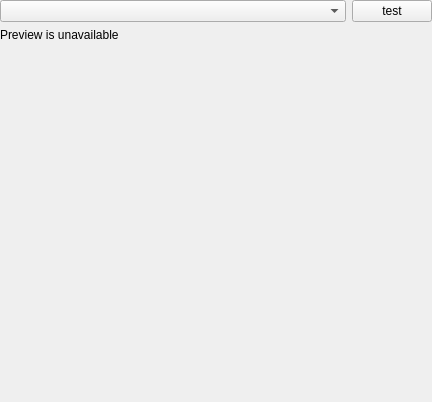
Qt form plugins/kineticpopups/src/settings/popupappearance.ui (euroelessar/qutim) before a commit.
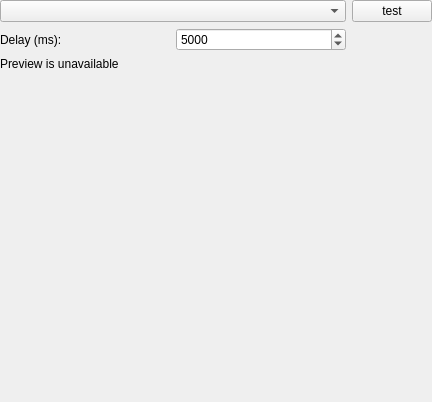
The same form after that commit.

Commit message: [kineticpopups] added delay settings

Patch:
```diff
--- a/plugins/kineticpopups/src/settings/popupappearance.ui
+++ b/plugins/kineticpopups/src/settings/popupappearance.ui
@@ -23,16 +23,6 @@
    <property name="margin">
     <number>0</number>
    </property>
-   <item row="0" column="0" colspan="2">
-    <widget class="QComboBox" name="comboBox">
-     <property name="sizePolicy">
-      <sizepolicy hsizetype="Expanding" vsizetype="Fixed">
-       <horstretch>0</horstretch>
-       <verstretch>0</verstretch>
-      </sizepolicy>
-     </property>
-    </widget>
-   </item>
    <item row="0" column="2">
     <widget class="QPushButton" name="pushButton">
      <property name="sizePolicy">
@@ -46,7 +36,7 @@
      </property>
     </widget>
    </item>
-   <item row="2" column="0">
+   <item row="6" column="0">
     <spacer name="verticalSpacer">
      <property name="orientation">
       <enum>Qt::Vertical</enum>
@@ -59,7 +49,43 @@
      </property>
     </spacer>
    </item>
-   <item row="1" column="0">
+   <item row="0" column="0" colspan="2">
+    <widget class="QComboBox" name="comboBox">
+     <property name="sizePolicy">
+      <sizepolicy hsizetype="Expanding" vsizetype="Fixed">
+       <horstretch>0</horstretch>
+       <verstretch>0</verstretch>
+      </sizepolicy>
+     </property>
+    </widget>
+   </item>
+   <item row="3" column="0">
+    <widget class="QLabel" name="labelSlider">
+     <property name="text">
+      <string>Delay (ms): </string>
+     </property>
+     <property name="margin">
+      <number>6</number>
+     </property>
+    </widget>
+   </item>
+   <item row="3" column="1">
+    <widget class="QSpinBox" name="spinBox">
+     <property name="minimum">
+      <number>100</number>
+     </property>
+     <property name="maximum">
+      <number>60000</number>
+     </property>
+     <property name="singleStep">
+      <number>100</number>
+     </property>
+     <property name="value">
+      <number>5000</number>
+     </property>
+    </widget>
+   </item>
+   <item row="4" column="0">
     <widget class="QLabel" name="label">
      <property name="text">
       <string>Preview is unavailable</string>
```
The commit also changes 2 other files.
